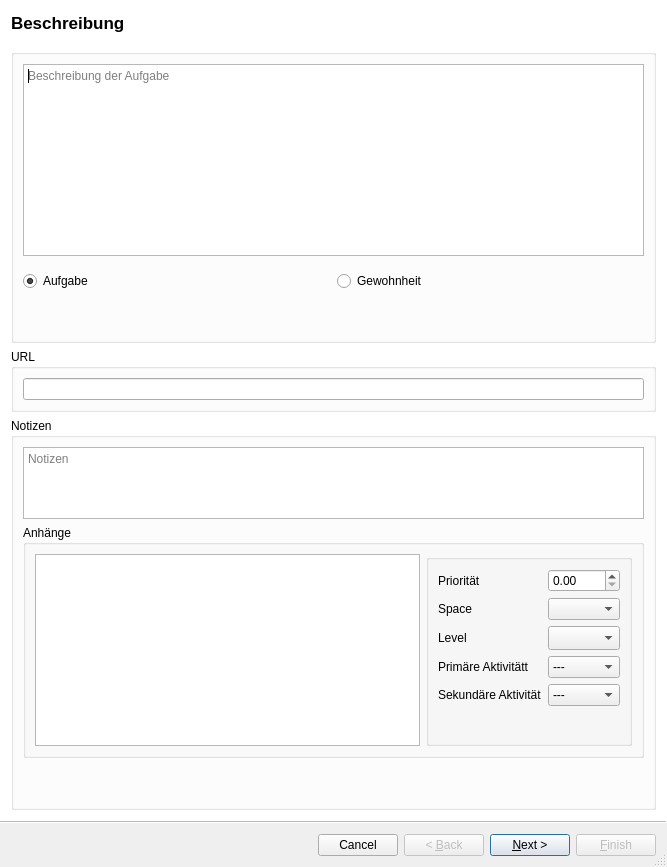
The window that src/watnu/ui/task_new.ui (amogorkon/watnu) describes before a commit, drawn with Qt 5.
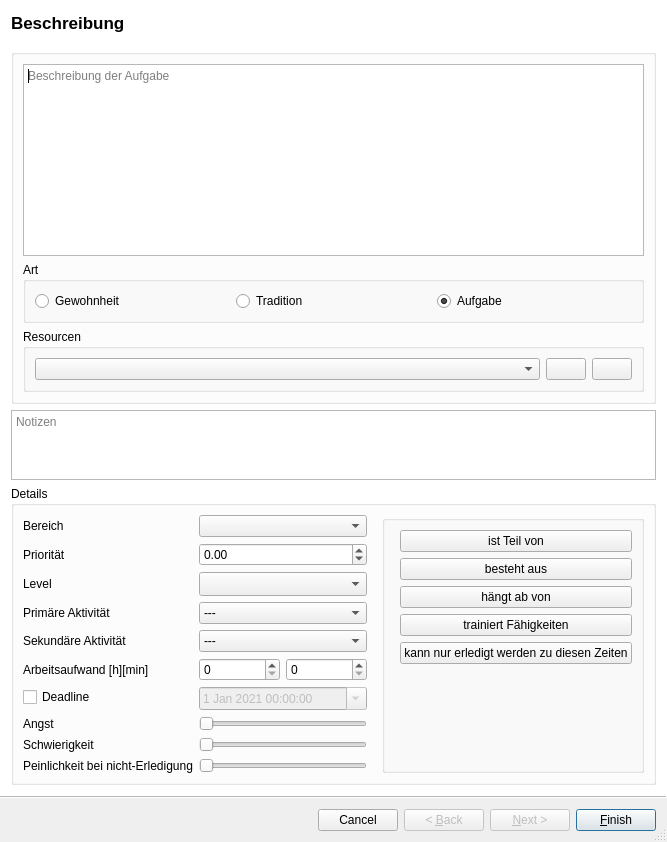
The same window after the commit. Icons and pictures are not drawn.

Commit message: added resources, time slots in the works

```diff
--- a/src/watnu/ui/task_new.ui
+++ b/src/watnu/ui/task_new.ui
@@ -7,7 +7,7 @@
     <x>0</x>
     <y>0</y>
     <width>667</width>
-    <height>833</height>
+    <height>835</height>
    </rect>
   </property>
   <property name="windowTitle">
@@ -92,23 +92,11 @@
         </widget>
        </item>
        <item>
-        <layout class="QHBoxLayout" name="horizontalLayout_3">
-         <property name="topMargin">
-          <number>9</number>
+        <widget class="QGroupBox" name="groupBox_3">
+         <property name="title">
+          <string>Art</string>
          </property>
-         <item>
-          <widget class="QRadioButton" name="is_task">
-           <property name="text">
-            <string>Aufgabe</string>
-           </property>
-           <property name="checked">
-            <bool>true</bool>
-           </property>
-           <attribute name="buttonGroup">
-            <string notr="true">task_or_habit</string>
-           </attribute>
-          </widget>
-         </item>
+         <layout class="QHBoxLayout" name="horizontalLayout_5">
          <item>
           <widget class="QRadioButton" name="is_habit">
            <property name="text">
@@ -119,48 +107,82 @@
            </attribute>
           </widget>
          </item>
-        </layout>
+          <item>
+           <widget class="QRadioButton" name="is_tradition">
+            <property name="text">
+             <string>Tradition</string>
+            </property>
+            <attribute name="buttonGroup">
+             <string notr="true">kind_of</string>
+            </attribute>
+           </widget>
        </item>
        <item>
-        <spacer name="verticalSpacer_2">
-         <property name="orientation">
-          <enum>Qt::Vertical</enum>
-         </property>
-         <property name="sizeHint" stdset="0">
-          <size>
-           <width>20</width>
-           <height>40</height>
-          </size>
-         </property>
-        </spacer>
+           <widget class="QRadioButton" name="is_task">
+            <property name="text">
+             <string>Aufgabe</string>
+            </property>
+            <property name="checked">
+             <bool>true</bool>
+            </property>
+            <attribute name="buttonGroup">
+             <string notr="true">kind_of</string>
+            </attribute>
+           </widget>
        </item>
       </layout>
      </widget>
     </item>
     <item>
-     <widget class="QGroupBox" name="groupBox_7">
+        <widget class="QGroupBox" name="groupBox_2">
       <property name="title">
-       <string>URL</string>
-      </property>
-      <layout class="QVBoxLayout" name="verticalLayout_5">
+          <string>Resourcen</string>
+         </property>
+         <layout class="QHBoxLayout" name="horizontalLayout_4">
        <item>
-        <widget class="QLineEdit" name="url"/>
-       </item>
-      </layout>
-     </widget>
-    </item>
-    <item>
-     <widget class="QGroupBox" name="groupBox_5">
+           <widget class="QComboBox" name="resources">
       <property name="sizePolicy">
-       <sizepolicy hsizetype="Preferred" vsizetype="MinimumExpanding">
+             <sizepolicy hsizetype="Expanding" vsizetype="Fixed">
         <horstretch>0</horstretch>
         <verstretch>0</verstretch>
        </sizepolicy>
       </property>
-      <property name="title">
-       <string>Notizen</string>
-      </property>
-      <layout class="QVBoxLayout" name="verticalLayout_3">
+            <property name="currentText">
+             <string/>
+            </property>
+            <property name="insertPolicy">
+             <enum>QComboBox::InsertAlphabetically</enum>
+            </property>
+           </widget>
+          </item>
+          <item>
+           <widget class="QPushButton" name="resource_remove">
+            <property name="text">
+             <string/>
+            </property>
+            <property name="icon">
+             <iconset>
+              <normaloff>../extra/feathericons/minus.svg</normaloff>../extra/feathericons/minus.svg</iconset>
+            </property>
+           </widget>
+          </item>
+          <item>
+           <widget class="QPushButton" name="resource_add">
+            <property name="text">
+             <string/>
+            </property>
+            <property name="icon">
+             <iconset>
+              <normaloff>../extra/feathericons/plus.svg</normaloff>../extra/feathericons/plus.svg</iconset>
+            </property>
+           </widget>
+          </item>
+         </layout>
+        </widget>
+       </item>
+      </layout>
+     </widget>
+    </item>
        <item>
         <widget class="QPlainTextEdit" name="notes">
          <property name="sizePolicy">
@@ -189,35 +211,18 @@
           </sizepolicy>
          </property>
          <property name="title">
-          <string>Anhänge</string>
+       <string>Details</string>
          </property>
          <layout class="QHBoxLayout" name="horizontalLayout">
           <item>
-           <widget class="QListView" name="attachments">
-            <property name="sizePolicy">
-             <sizepolicy hsizetype="Expanding" vsizetype="Minimum">
-              <horstretch>0</horstretch>
-              <verstretch>0</verstretch>
-             </sizepolicy>
-            </property>
-           </widget>
-          </item>
-          <item>
-           <widget class="QGroupBox" name="groupBox_9">
-            <property name="sizePolicy">
-             <sizepolicy hsizetype="Preferred" vsizetype="MinimumExpanding">
-              <horstretch>0</horstretch>
-              <verstretch>0</verstretch>
-             </sizepolicy>
-            </property>
-            <property name="title">
-             <string/>
-            </property>
-            <layout class="QFormLayout" name="formLayout_2">
+        <layout class="QFormLayout" name="formLayout">
+         <property name="rightMargin">
+          <number>9</number>
+         </property>
              <item row="0" column="0">
-              <widget class="QLabel" name="label">
+          <widget class="QLabel" name="label_3">
                <property name="text">
-                <string>Priorität</string>
+            <string>Bereich</string>
                </property>
                <property name="buddy">
                 <cstring>priority</cstring>
@@ -225,9 +230,6 @@
               </widget>
              </item>
              <item row="0" column="1">
-              <widget class="QDoubleSpinBox" name="priority"/>
-             </item>
-             <item row="1" column="1">
               <widget class="QComboBox" name="space">
                <property name="enabled">
                 <bool>true</bool>
@@ -247,16 +249,36 @@
               </widget>
              </item>
              <item row="1" column="0">
-              <widget class="QLabel" name="label_3">
+          <widget class="QLabel" name="label">
                <property name="text">
-                <string>Space</string>
+            <string>Priorität</string>
                </property>
                <property name="buddy">
                 <cstring>space</cstring>
                </property>
               </widget>
              </item>
-             <item row="3" column="1">
+         <item row="1" column="1">
+          <widget class="QDoubleSpinBox" name="priority">
+           <property name="minimum">
+            <double>-9001.000000000000000</double>
+           </property>
+           <property name="maximum">
+            <double>9001.000000000000000</double>
+           </property>
+          </widget>
+         </item>
+         <item row="2" column="0">
+          <widget class="QLabel" name="label_4">
+           <property name="text">
+            <string>Level</string>
+           </property>
+           <property name="buddy">
+            <cstring>level</cstring>
+           </property>
+          </widget>
+         </item>
+         <item row="2" column="1">
               <widget class="QComboBox" name="level">
                <property name="enabled">
                 <bool>true</bool>
@@ -282,34 +304,24 @@
               </widget>
              </item>
              <item row="3" column="0">
-              <widget class="QLabel" name="label_4">
-               <property name="text">
-                <string>Level</string>
-               </property>
-               <property name="buddy">
-                <cstring>level</cstring>
-               </property>
-              </widget>
-             </item>
-             <item row="4" column="1">
-              <widget class="QComboBox" name="activity">
-               <item>
-                <property name="text">
-                 <string>---</string>
-                </property>
-               </item>
-              </widget>
-             </item>
-             <item row="4" column="0">
               <widget class="QLabel" name="label_5">
                <property name="text">
-                <string>Primäre Aktivitätt</string>
+            <string>Primäre Aktivität </string>
                </property>
                <property name="buddy">
                 <cstring>activity</cstring>
                </property>
               </widget>
              </item>
+         <item row="3" column="1">
+          <widget class="QComboBox" name="activity">
+           <item>
+            <property name="text">
+             <string>---</string>
+            </property>
+           </item>
+          </widget>
+         </item>
              <item row="5" column="0">
               <widget class="QLabel" name="label_6">
                <property name="text">
@@ -335,195 +347,41 @@
                </item>
               </widget>
              </item>
-            </layout>
-           </widget>
-          </item>
-         </layout>
-        </widget>
-       </item>
-       <item>
-        <spacer name="verticalSpacer">
-         <property name="orientation">
-          <enum>Qt::Vertical</enum>
-         </property>
-         <property name="sizeHint" stdset="0">
-          <size>
-           <width>20</width>
-           <height>40</height>
-          </size>
-         </property>
-        </spacer>
-       </item>
-      </layout>
-     </widget>
-    </item>
-   </layout>
-  </widget>
-  <widget class="QWizardPage" name="dependencies">
-   <layout class="QGridLayout" name="gridLayout">
-    <item row="2" column="0" colspan="2">
-     <widget class="QGroupBox" name="dependency">
-      <property name="enabled">
-       <bool>true</bool>
-      </property>
-      <property name="sizePolicy">
-       <sizepolicy hsizetype="Preferred" vsizetype="MinimumExpanding">
-        <horstretch>0</horstretch>
-        <verstretch>0</verstretch>
-       </sizepolicy>
-      </property>
-      <property name="title">
-       <string/>
-      </property>
-      <layout class="QGridLayout" name="gridLayout_2">
-       <item row="4" column="0">
-        <widget class="QTableWidget" name="task_dependency_table">
-         <property name="sizePolicy">
-          <sizepolicy hsizetype="MinimumExpanding" vsizetype="MinimumExpanding">
-           <horstretch>0</horstretch>
-           <verstretch>0</verstretch>
-          </sizepolicy>
-         </property>
-         <property name="editTriggers">
-          <set>QAbstractItemView::NoEditTriggers</set>
-         </property>
-         <property name="tabKeyNavigation">
-          <bool>false</bool>
-         </property>
-         <property name="showDropIndicator" stdset="0">
-          <bool>false</bool>
-         </property>
-         <property name="dragDropOverwriteMode">
-          <bool>false</bool>
-         </property>
-         <property name="selectionMode">
-          <enum>QAbstractItemView::MultiSelection</enum>
-         </property>
-         <property name="selectionBehavior">
-          <enum>QAbstractItemView::SelectRows</enum>
-         </property>
-         <property name="sortingEnabled">
-          <bool>true</bool>
-         </property>
-         <property name="wordWrap">
-          <bool>false</bool>
-         </property>
-         <attribute name="verticalHeaderVisible">
-          <bool>false</bool>
-         </attribute>
-         <column>
+         <item row="6" column="0">
+          <widget class="QLabel" name="label_2">
           <property name="text">
-           <string>do</string>
-          </property>
-          <property name="font">
-           <font>
-            <weight>75</weight>
-            <bold>true</bold>
-           </font>
-          </property>
-         </column>
-         <column>
-          <property name="text">
-           <string>space</string>
-          </property>
-          <property name="font">
-           <font>
-            <weight>75</weight>
-            <bold>true</bold>
-           </font>
-          </property>
-         </column>
-         <column>
-          <property name="text">
-           <string>level</string>
-          </property>
-          <property name="font">
-           <font>
-            <weight>75</weight>
-            <bold>true</bold>
-           </font>
-          </property>
-         </column>
-         <column>
-          <property name="text">
-           <string>activity</string>
-          </property>
-          <property name="font">
-           <font>
-            <weight>75</weight>
-            <bold>true</bold>
-           </font>
-          </property>
-         </column>
-         <column>
-          <property name="text">
-           <string>deadline</string>
-          </property>
-          <property name="font">
-           <font>
-            <weight>75</weight>
-            <bold>true</bold>
-           </font>
-          </property>
-         </column>
-        </widget>
-       </item>
-       <item row="0" column="0">
+            <string>Arbeitsaufwand [h][min]</string>
+           </property>
+           <property name="buddy">
+            <cstring>ETA_hours</cstring>
+           </property>
+          </widget>
+         </item>
+         <item row="6" column="1">
         <layout class="QHBoxLayout" name="horizontalLayout_2">
-         <property name="topMargin">
-          <number>10</number>
-         </property>
          <item>
-          <widget class="QRadioButton" name="is_subtask_of">
-           <property name="text">
-            <string>ist Subtask von</string>
-           </property>
-           <property name="checked">
-            <bool>true</bool>
-           </property>
-           <attribute name="buttonGroup">
-            <string notr="true">task_dependency</string>
-           </attribute>
-          </widget>
+            <widget class="QSpinBox" name="ETA_hours"/>
          </item>
          <item>
-          <widget class="QRadioButton" name="is_depending_on">
-           <property name="text">
-            <string>hängt von Aufgabe ab</string>
-           </property>
-           <attribute name="buttonGroup">
-            <string notr="true">task_dependency</string>
-           </attribute>
-          </widget>
+            <widget class="QSpinBox" name="ETA_mins"/>
          </item>
         </layout>
        </item>
-      </layout>
-     </widget>
-    </item>
-    <item row="0" column="0">
-     <widget class="QGroupBox" name="groupBox_8">
-      <property name="sizePolicy">
-       <sizepolicy hsizetype="Preferred" vsizetype="MinimumExpanding">
-        <horstretch>0</horstretch>
-        <verstretch>0</verstretch>
-       </sizepolicy>
-      </property>
-      <property name="title">
-       <string/>
-      </property>
+         <item row="7" column="0">
+          <widget class="QCheckBox" name="deadline_active">
+           <property name="text">
+            <string>Deadline</string>
+           </property>
+           <property name="tristate">
+            <bool>false</bool>
+           </property>
+          </widget>
+         </item>
+         <item row="7" column="1">
       <widget class="QDateTimeEdit" name="deadline">
        <property name="enabled">
         <bool>false</bool>
        </property>
-       <property name="geometry">
-        <rect>
-         <x>50</x>
-         <y>30</y>
-         <width>241</width>
-         <height>30</height>
-        </rect>
-       </property>
        <property name="sizePolicy">
         <sizepolicy hsizetype="Minimum" vsizetype="Fixed">
          <horstretch>1</horstretch>
@@ -561,62 +419,108 @@
         <bool>true</bool>
        </property>
       </widget>
-      <widget class="QCheckBox" name="deadline_active">
-       <property name="geometry">
-        <rect>
-         <x>20</x>
-         <y>0</y>
-         <width>101</width>
-         <height>17</height>
-        </rect>
-       </property>
+         </item>
+         <item row="8" column="0">
+          <widget class="QLabel" name="label_11">
        <property name="text">
-        <string>Deadline</string>
-       </property>
-       <property name="tristate">
-        <bool>false</bool>
-       </property>
-      </widget>
-      <widget class="QLabel" name="label_2">
-       <property name="geometry">
-        <rect>
-         <x>70</x>
-         <y>140</y>
-         <width>181</width>
-         <height>16</height>
-        </rect>
-       </property>
+            <string>Angst</string>
+           </property>
+          </widget>
+         </item>
+         <item row="8" column="1">
+          <widget class="QSlider" name="fear">
+           <property name="orientation">
+            <enum>Qt::Horizontal</enum>
+           </property>
+          </widget>
+         </item>
+         <item row="9" column="0">
+          <widget class="QLabel" name="label_12">
        <property name="text">
-        <string>Erwarteter Arbeitsaufwand [min]</string>
-       </property>
-      </widget>
-      <widget class="QDoubleSpinBox" name="doubleSpinBox">
-       <property name="geometry">
-        <rect>
-         <x>110</x>
-         <y>220</y>
-         <width>62</width>
-         <height>22</height>
-        </rect>
-       </property>
-      </widget>
-     </widget>
-    </item>
-    <item row="0" column="1">
-     <widget class="QGroupBox" name="groupBox_12">
+            <string>Schwierigkeit</string>
+           </property>
+          </widget>
+         </item>
+         <item row="9" column="1">
+          <widget class="QSlider" name="difficulty">
+           <property name="orientation">
+            <enum>Qt::Horizontal</enum>
+           </property>
+          </widget>
+         </item>
+         <item row="10" column="0">
+          <widget class="QLabel" name="label_13">
+           <property name="text">
+            <string>Peinlichkeit bei nicht-Erledigung</string>
+           </property>
+          </widget>
+         </item>
+         <item row="10" column="1">
+          <widget class="QSlider" name="embarassment">
+           <property name="orientation">
+            <enum>Qt::Horizontal</enum>
+           </property>
+          </widget>
+         </item>
+        </layout>
+       </item>
+       <item>
+        <widget class="QGroupBox" name="groupBox_9">
+         <property name="sizePolicy">
+          <sizepolicy hsizetype="Preferred" vsizetype="MinimumExpanding">
+           <horstretch>0</horstretch>
+           <verstretch>0</verstretch>
+          </sizepolicy>
+         </property>
       <property name="title">
-       <string>Hängt ab von der Gruppe</string>
-      </property>
-      <widget class="QComboBox" name="depend_on_group">
-       <property name="geometry">
-        <rect>
-         <x>30</x>
-         <y>20</y>
-         <width>69</width>
-         <height>22</height>
-        </rect>
-       </property>
-      </widget>
+          <string/>
+         </property>
+         <layout class="QFormLayout" name="formLayout_2">
+          <item row="0" column="1">
+           <widget class="QPushButton" name="subtasks_button">
+            <property name="text">
+             <string>ist Teil von</string>
+            </property>
+           </widget>
+          </item>
+          <item row="1" column="1">
+           <widget class="QPushButton" name="supertasks_button">
+            <property name="text">
+             <string>besteht aus</string>
+            </property>
+           </widget>
+          </item>
+          <item row="3" column="1">
+           <widget class="QPushButton" name="groups_button">
+            <property name="text">
+             <string>hängt ab von</string>
+            </property>
+           </widget>
+          </item>
+          <item row="4" column="1">
+           <widget class="QPushButton" name="skills_button">
+            <property name="sizePolicy">
+             <sizepolicy hsizetype="Minimum" vsizetype="Minimum">
+              <horstretch>0</horstretch>
+              <verstretch>0</verstretch>
+             </sizepolicy>
+            </property>
+            <property name="text">
+             <string>trainiert Fähigkeiten</string>
+            </property>
+           </widget>
+          </item>
+          <item row="6" column="1">
+           <widget class="QPushButton" name="time_constraints_button">
+            <property name="text">
+             <string>kann nur erledigt werden zu diesen Zeiten</string>
+            </property>
+           </widget>
+          </item>
+         </layout>
+        </widget>
+       </item>
+      </layout>
      </widget>
     </item>
    </layout>
```
Left out of the diff: 9 changed lines with no effect on the pictures. Lines whose indentation alone changed are shown as unchanged. The commit also changes 36 other files.
